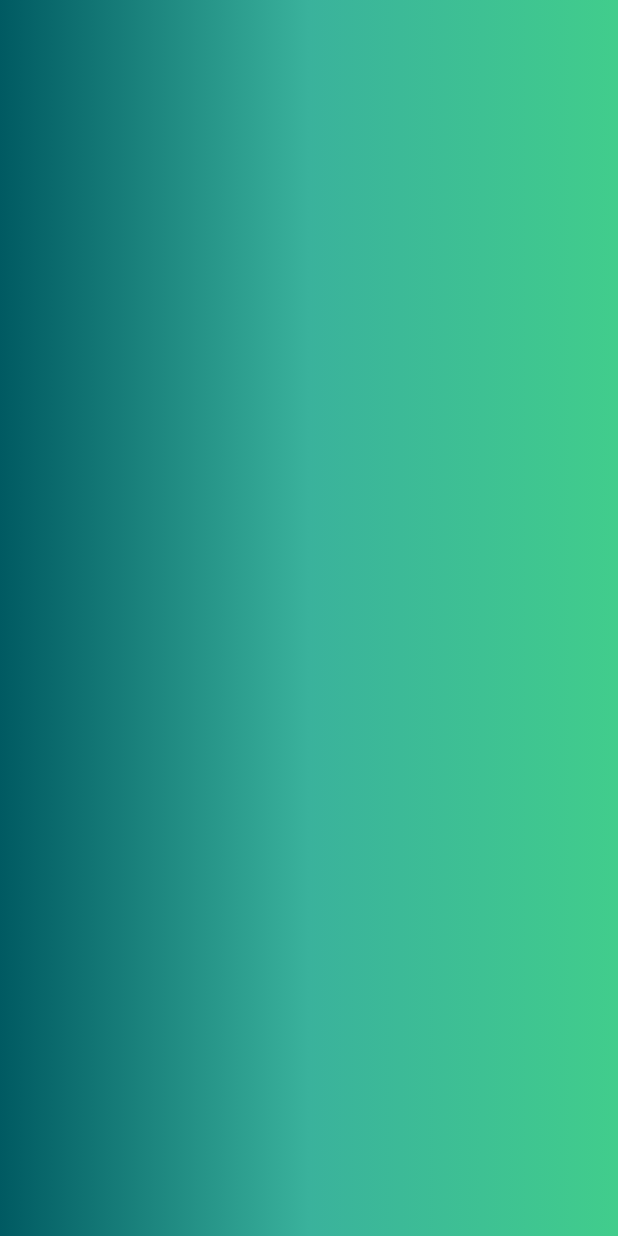
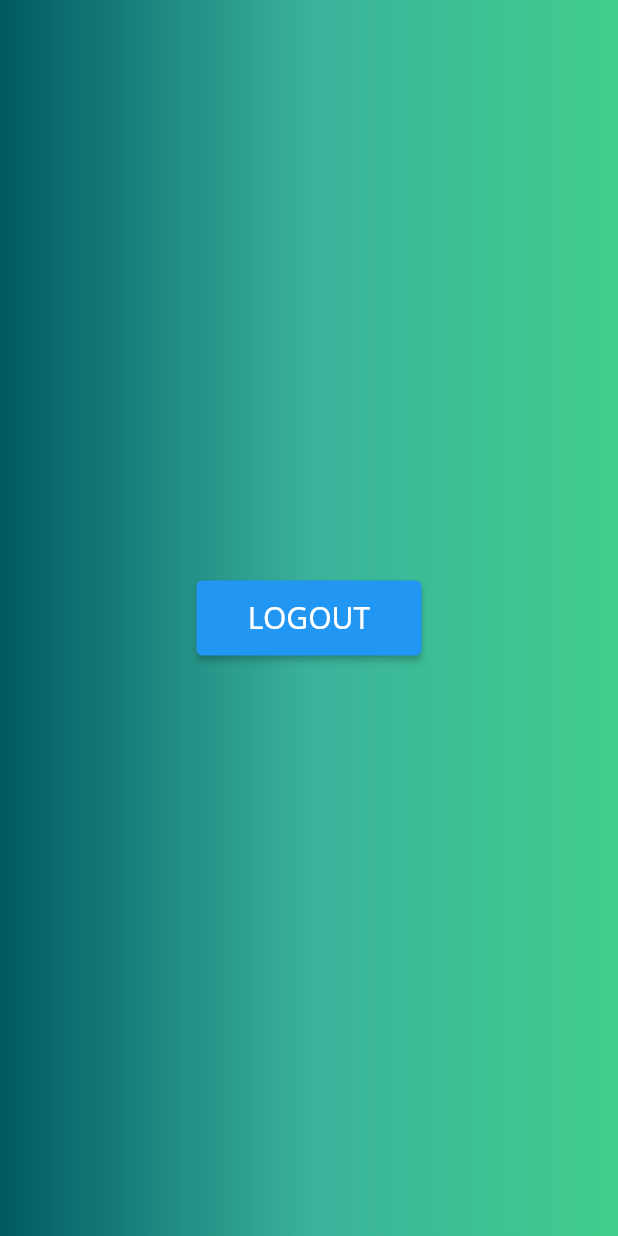
Before and after one commit to 7-USH/CarbonCounter-v2.0, a Flutter app: the EmissionPage screen opened directly, on a phone screen of 412 x 824 dp. Run offline on Flutter 3.47's test engine with Material 2 defaults, Android fonts, the light colour scheme and no system bars; our stand-ins replace firebase_auth, firebase_core, font_awesome_flutter, google_fonts, google_sign_in, percent_indicator and 1 more; accounts and stored records are empty.

Commit message:
Added Logout Button

```diff
--- a/carbon_footprint/lib/screens/emission_screen.dart
+++ b/carbon_footprint/lib/screens/emission_screen.dart
@@ -19,7 +19,26 @@ class _EmissionPageState extends State<EmissionPage> {
     return Scaffold(
       body: Container(
         decoration: BoxDecoration(
-            gradient: LinearGradient(colors: [kPrimeColor, kGreenOne,kGreenTwo])),
+          gradient: LinearGradient(
+            colors: [kPrimeColor, kGreenOne, kGreenTwo],
+          ),
+        ),
+        child: Center(
+          child: SizedBox(
+            height: 50,
+            width: 150,
+            child: ElevatedButton(
+              child: Text(
+                "LOGOUT",
+              ),
+              onPressed: () {
+                final provider =
+                    Provider.of<GoogleSignInProvider>(context, listen: false);
+                provider.logout();
+              },
+            ),
+          ),
+        ),
       ),
     );
   }
```
